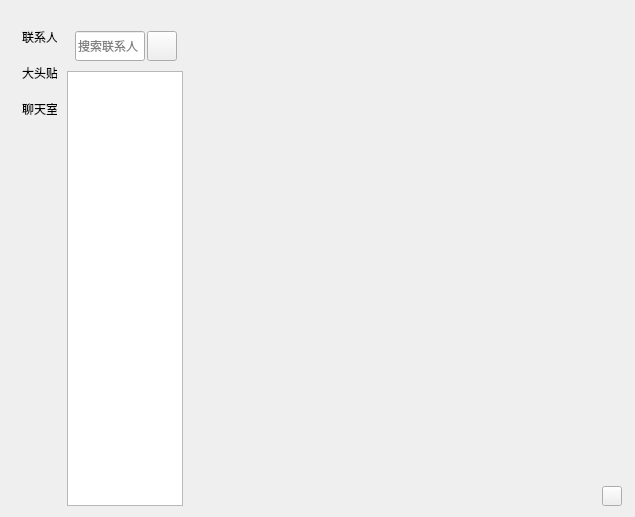
Qt form Resource/Skin/ChatWgt.ui (CNGoSeI/IMClient) before a commit.
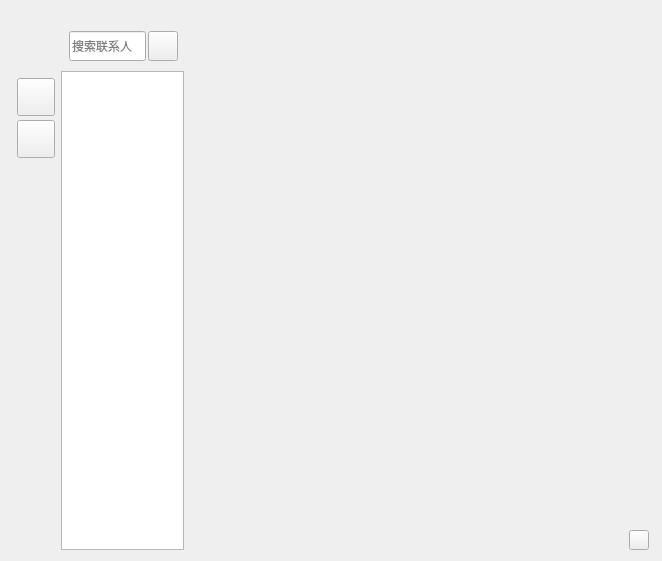
The same form after that commit. The open tabs and pages were chosen to show the change. Icons and pictures are not drawn.

Commit message: 搜索栏添加 采购自定义list部分代码

The edit to the form file:
```diff
--- a/Resource/Skin/ChatWgt.ui
+++ b/Resource/Skin/ChatWgt.ui
@@ -6,8 +6,8 @@
    <rect>
     <x>0</x>
     <y>0</y>
-    <width>635</width>
-    <height>517</height>
+    <width>662</width>
+    <height>561</height>
    </rect>
   </property>
   <property name="maximumSize">
@@ -69,142 +69,207 @@
            </property>
            <property name="minimumSize">
             <size>
-             <width>56</width>
+             <width>50</width>
              <height>0</height>
             </size>
            </property>
            <property name="maximumSize">
             <size>
-             <width>56</width>
+             <width>50</width>
              <height>16777215</height>
-            </size>
-           </property>
-           <layout class="QVBoxLayout" name="verticalLayout_4">
-            <property name="leftMargin">
-             <number>8</number>
-            </property>
-            <property name="topMargin">
-             <number>6</number>
-            </property>
-            <property name="rightMargin">
-             <number>0</number>
-            </property>
-            <property name="bottomMargin">
-             <number>6</number>
-            </property>
-            <item>
-             <widget class="QWidget" name="widget_2" native="true">
-              <property name="sizePolicy">
-               <sizepolicy hsizetype="Preferred" vsizetype="Preferred">
-                <horstretch>0</horstretch>
-                <verstretch>0</verstretch>
-               </sizepolicy>
-              </property>
-              <property name="minimumSize">
-               <size>
-                <width>45</width>
-                <height>0</height>
-               </size>
-              </property>
-              <property name="maximumSize">
-               <size>
-                <width>45</width>
-                <height>150</height>
                </size>
               </property>
               <layout class="QVBoxLayout" name="verticalLayout_5">
                <property name="spacing">
-                <number>1</number>
+             <number>0</number>
                </property>
                <property name="leftMargin">
-                <number>3</number>
+             <number>0</number>
                </property>
                <property name="topMargin">
-                <number>2</number>
+             <number>0</number>
                </property>
                <property name="rightMargin">
-                <number>2</number>
+             <number>0</number>
                </property>
                <property name="bottomMargin">
-                <number>2</number>
+             <number>0</number>
                </property>
                <item>
-                <widget class="QLabel" name="Lab_ContactSide">
+             <spacer name="verticalSpacer_2">
+              <property name="orientation">
+               <enum>Qt::Vertical</enum>
+              </property>
+              <property name="sizeType">
+               <enum>QSizePolicy::Fixed</enum>
+              </property>
+              <property name="sizeHint" stdset="0">
+               <size>
+                <width>20</width>
+                <height>15</height>
+               </size>
+              </property>
+             </spacer>
+            </item>
+            <item>
+             <layout class="QVBoxLayout" name="verticalLayout_4">
+              <property name="spacing">
+               <number>4</number>
+              </property>
+              <property name="leftMargin">
+               <number>6</number>
+              </property>
+              <property name="topMargin">
+               <number>0</number>
+              </property>
+              <item>
+               <widget class="QLabel" name="label">
                  <property name="sizePolicy">
-                  <sizepolicy hsizetype="Preferred" vsizetype="Fixed">
+                 <sizepolicy hsizetype="Preferred" vsizetype="Preferred">
                    <horstretch>0</horstretch>
                    <verstretch>0</verstretch>
                   </sizepolicy>
                  </property>
                  <property name="minimumSize">
                   <size>
-                   <width>35</width>
-                   <height>35</height>
+                  <width>38</width>
+                  <height>38</height>
                   </size>
                  </property>
                  <property name="maximumSize">
                   <size>
-                   <width>35</width>
-                   <height>35</height>
+                  <width>38</width>
+                  <height>38</height>
                   </size>
                  </property>
                  <property name="text">
-                  <string>联系人</string>
-                 </property>
+                 <string/>
+                </property>
+                <property name="pixmap">
+                 <pixmap resource="../Assets.qrc">:/Skin/Image/HeadIcon09.jpg</pixmap>
+                </property>
+                <property name="scaledContents">
+                 <bool>true</bool>
+                </property>
+                <property name="alignment">
+                 <set>Qt::AlignCenter</set>
+                </property>
+                <property name="wordWrap">
+                 <bool>false</bool>
+                </property>
+                <property name="margin">
+                 <number>1</number>
+                </property>
+                <property name="textInteractionFlags">
+                 <set>Qt::NoTextInteraction</set>
+                </property>
                 </widget>
                </item>
                <item>
-                <widget class="QLabel" name="Lab_Head">
+               <spacer name="verticalSpacer_3">
+                <property name="orientation">
+                 <enum>Qt::Vertical</enum>
+                </property>
+                <property name="sizeType">
+                 <enum>QSizePolicy::Fixed</enum>
+                </property>
+                <property name="sizeHint" stdset="0">
+                 <size>
+                  <width>20</width>
+                  <height>10</height>
+                 </size>
+                </property>
+               </spacer>
+              </item>
+              <item>
+               <widget class="QPushButton" name="Btn_MsgModel">
                  <property name="sizePolicy">
-                  <sizepolicy hsizetype="Preferred" vsizetype="Fixed">
+                 <sizepolicy hsizetype="Fixed" vsizetype="Fixed">
                    <horstretch>0</horstretch>
                    <verstretch>0</verstretch>
                   </sizepolicy>
                  </property>
                  <property name="minimumSize">
                   <size>
-                   <width>35</width>
-                   <height>35</height>
+                  <width>38</width>
+                  <height>38</height>
                   </size>
                  </property>
                  <property name="maximumSize">
                   <size>
-                   <width>35</width>
-                   <height>35</height>
+                  <width>38</width>
+                  <height>38</height>
                   </size>
                  </property>
                  <property name="text">
-                  <string>大头贴</string>
-                 </property>
+                 <string/>
+                </property>
+                <property name="icon">
+                 <iconset resource="../Assets.qrc">
+                  <normaloff>:/Skin/Image/MessageModel.png</normaloff>:/Skin/Image/MessageModel.png</iconset>
+                </property>
+                <property name="iconSize">
+                 <size>
+                  <width>25</width>
+                  <height>25</height>
+                 </size>
+                </property>
+                <property name="checkable">
+                 <bool>true</bool>
+                </property>
+                <property name="autoRepeat">
+                 <bool>true</bool>
+                </property>
+                <property name="autoExclusive">
+                 <bool>true</bool>
+                </property>
                 </widget>
                </item>
                <item>
-                <widget class="QLabel" name="Lab_ChatSide">
+               <widget class="QPushButton" name="Btn_UserModel">
                  <property name="sizePolicy">
-                  <sizepolicy hsizetype="Preferred" vsizetype="Fixed">
+                 <sizepolicy hsizetype="Fixed" vsizetype="Fixed">
                    <horstretch>0</horstretch>
                    <verstretch>0</verstretch>
                   </sizepolicy>
                  </property>
                  <property name="minimumSize">
                   <size>
-                   <width>35</width>
-                   <height>35</height>
+                  <width>38</width>
+                  <height>38</height>
                   </size>
                  </property>
                  <property name="maximumSize">
                   <size>
-                   <width>35</width>
-                   <height>35</height>
+                  <width>38</width>
+                  <height>38</height>
                   </size>
                  </property>
                  <property name="text">
-                  <string>聊天室</string>
+                 <string/>
+                </property>
+                <property name="icon">
+                 <iconset resource="../Assets.qrc">
+                  <normaloff>:/Skin/Image/UserModel.png</normaloff>:/Skin/Image/UserModel.png</iconset>
+                </property>
+                <property name="iconSize">
+                 <size>
+                  <width>28</width>
+                  <height>28</height>
+                 </size>
+                </property>
+                <property name="checkable">
+                 <bool>true</bool>
+                </property>
+                <property name="autoRepeat">
+                 <bool>true</bool>
+                </property>
+                <property name="autoExclusive">
+                 <bool>true</bool>
                  </property>
                 </widget>
                </item>
               </layout>
-             </widget>
             </item>
             <item>
              <spacer name="verticalSpacer">
@@ -486,7 +551,7 @@
                    </layout>
                   </widget>
                   <widget class="QWidget" name="Wgt_SearchLst">
-                   <layout class="QVBoxLayout" name="verticalLayout_7">
+                   <layout class="QHBoxLayout" name="horizontalLayout_4">
                     <property name="spacing">
                      <number>0</number>
                     </property>
@@ -503,7 +568,14 @@
                      <number>0</number>
                     </property>
                     <item>
-                     <widget class="QListWidget" name="Lst_SearchUser"/>
+                     <widget class="QListWidget" name="Lst_SearchUser">
+                      <property name="sizePolicy">
+                       <sizepolicy hsizetype="Preferred" vsizetype="Expanding">
+                        <horstretch>0</horstretch>
+                        <verstretch>0</verstretch>
+                       </sizepolicy>
+                      </property>
+                     </widget>
                     </item>
                    </layout>
                   </widget>
```
Left out of the diff: 4 changed lines with no effect on the pictures. Lines whose indentation alone changed are shown as unchanged. The commit also changes 21 other files.
